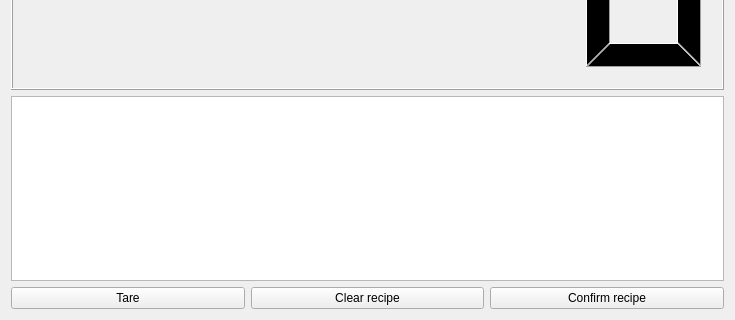
This is src/ui/widgets/scale/scale.ui in Ghettovich/bsf-lib as Qt 5 draws it before an edit; both pictures show x 0 to 735 and y 198 to 518 of the 735 by 518 pixel window. The edited form follows.
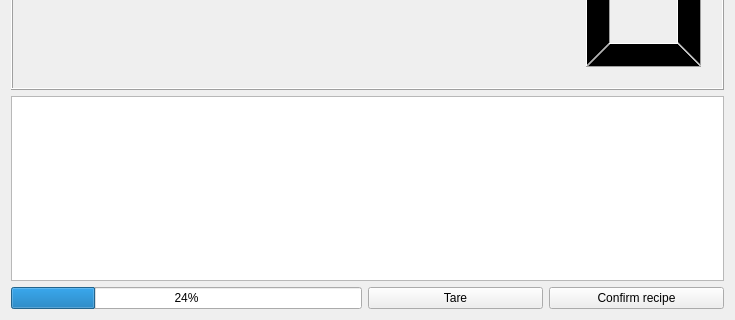
This is the edited form.

Commit message: added progressbar for recipe status based on how much percentage of total recipe target is met.

What changed in the file:
```diff
--- a/src/ui/widgets/scale/scale.ui
+++ b/src/ui/widgets/scale/scale.ui
@@ -18,18 +18,18 @@
                 <widget class="QLCDNumber" name="lcdNumber"/>
             </item>
             <item row="2" column="0">
-                <layout class="QHBoxLayout" name="horizontalLayout">
+    <layout class="QHBoxLayout" name="horizontalLayout" stretch="4,2,2">
                     <item>
-                        <widget class="QPushButton" name="pushButtonTareScale">
-                            <property name="text">
-                                <string>Tare</string>
+      <widget class="QProgressBar" name="progressBar">
+       <property name="value">
+        <number>24</number>
                             </property>
                         </widget>
                     </item>
                     <item>
-                        <widget class="QPushButton" name="pushButtonClearRecipe">
+      <widget class="QPushButton" name="pushButtonTareScale">
                             <property name="text">
-                                <string>Clear recipe</string>
+        <string>Tare</string>
                             </property>
                         </widget>
                     </item>
```
Lines whose indentation alone changed are shown as unchanged. The commit also changes 6 other files.
